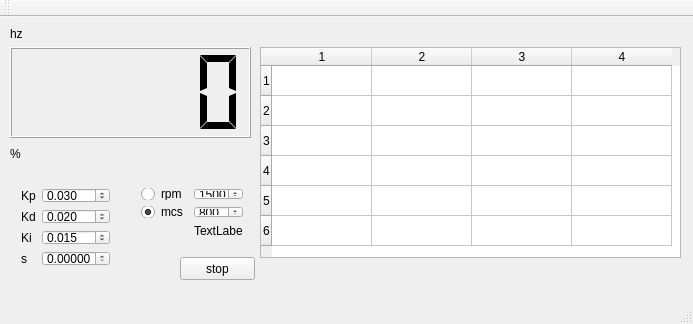
The window that mainwindow.ui (ypaaxx/ElectricSix) describes before a commit, drawn with Qt 5.
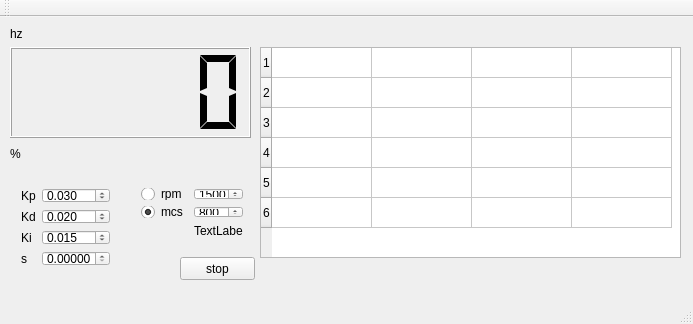
The same window after the commit.

Commit message: Редактирование персональных rpm mcs в таблице

What changed in the file:
```diff
--- a/mainwindow.ui
+++ b/mainwindow.ui
@@ -296,7 +296,7 @@
      <number>4</number>
     </property>
     <attribute name="horizontalHeaderVisible">
-     <bool>true</bool>
+     <bool>false</bool>
     </attribute>
     <attribute name="verticalHeaderShowSortIndicator" stdset="0">
      <bool>false</bool>
```
The commit also changes 2 other files.
